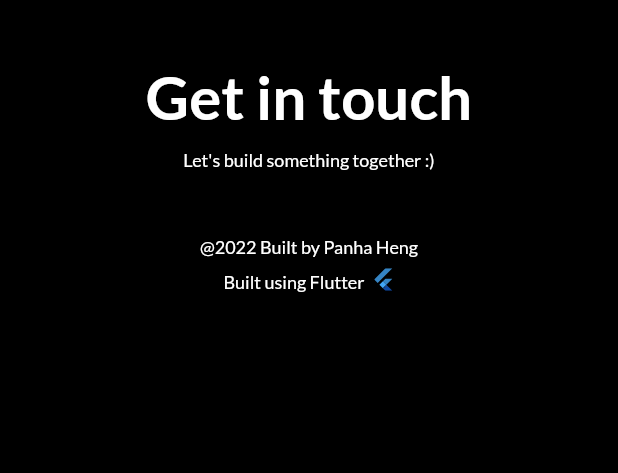
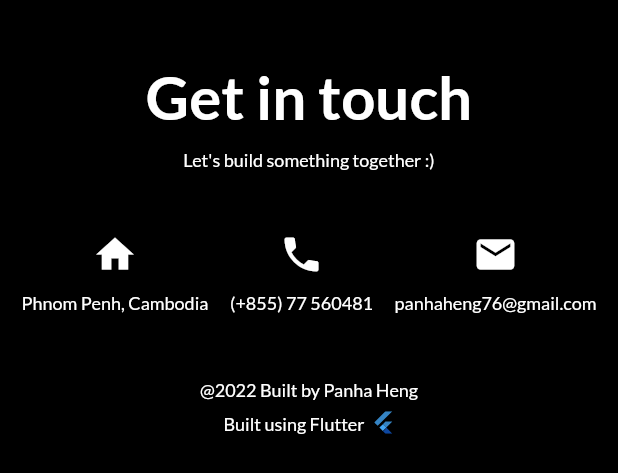
Before and after one commit to WilliamNha/portfolio_project, a Flutter app: the FooterSection widget shown alone on an empty page, opened directly, on a phone screen of 412 x 824 dp. Shown: the top 473 px of the screen. Run offline on Flutter 3.47's test engine with Material 2 defaults, Android fonts, the phone set to English and light mode, and no system bars; our stand-ins replace animated_text_kit, flutter_svg, font_awesome_flutter, google_fonts, lottie, percent_indicator.

Commit message:
update footer

```diff
--- a/lib/widgets/footer_section.dart
+++ b/lib/widgets/footer_section.dart
@@ -34,7 +34,7 @@ class FooterSection extends StatelessWidget {
             height: 10,
           ),
           const Padding(
-            padding: const EdgeInsets.only(left: 20, right: 20),
+            padding: EdgeInsets.only(left: 20, right: 20),
             child: Text(
               "Let's build something together :)",
               style: TextStyle(
@@ -91,6 +91,75 @@ class FooterSection extends StatelessWidget {
           // const SizedBox(
           //   height: 5,
           // ),
+
+          Row(
+            mainAxisAlignment: MainAxisAlignment.spaceEvenly,
+            children: [
+              Column(
+                mainAxisAlignment: MainAxisAlignment.start,
+                children: const [
+                  Icon(
+                    Icons.home,
+                    color: Colors.white,
+                    size: 30,
+                  ),
+                  SizedBox(
+                    height: 10,
+                  ),
+                  Text(
+                    "Phnom Penh, Cambodia",
+                    style: TextStyle(
+                        color: Colors.white,
+                        fontWeight: FontWeight.normal,
+                        fontSize: 12),
+                  ),
+                ],
+              ),
+              Column(
+                mainAxisAlignment: MainAxisAlignment.start,
+                children: const [
+                  Icon(
+                    Icons.phone,
+                    color: Colors.white,
+                    size: 30,
+                  ),
+                  SizedBox(
+                    height: 10,
+                  ),
+                  Text(
+                    "(+855) 77 560481",
+                    style: TextStyle(
+                        color: Colors.white,
+                        fontWeight: FontWeight.normal,
+                        fontSize: 12),
+                  ),
+                ],
+              ),
+              Column(
+                mainAxisAlignment: MainAxisAlignment.start,
+                children: const [
+                  Icon(
+                    Icons.mail,
+                    color: Colors.white,
+                    size: 30,
+                  ),
+                  SizedBox(
+                    height: 10,
+                  ),
+                  Text(
+                    "panhaheng76@gmail.com",
+                    style: TextStyle(
+                        color: Colors.white,
+                        fontWeight: FontWeight.normal,
+                        fontSize: 12),
+                  ),
+                ],
+              ),
+            ],
+          ),
+          SizedBox(
+            height: screenSize.height / 20,
+          ),
           const Text(
             "@2022 Built by Panha Heng",
             textAlign: TextAlign.center,
```
